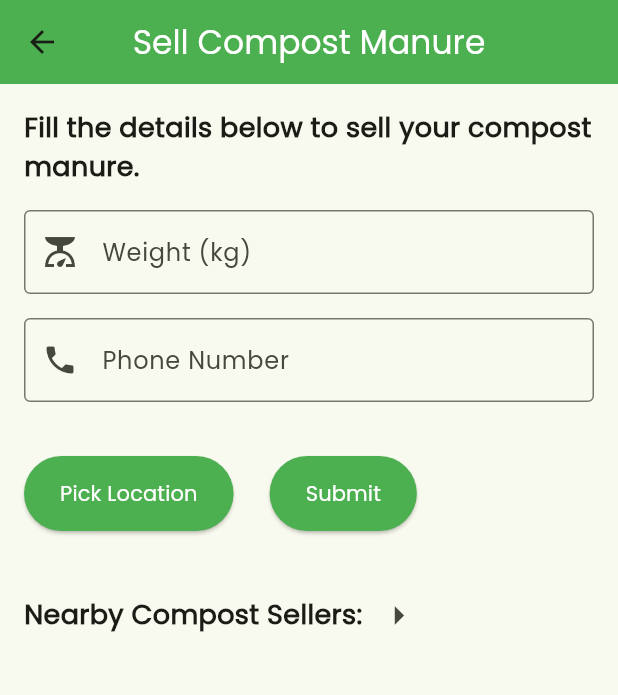
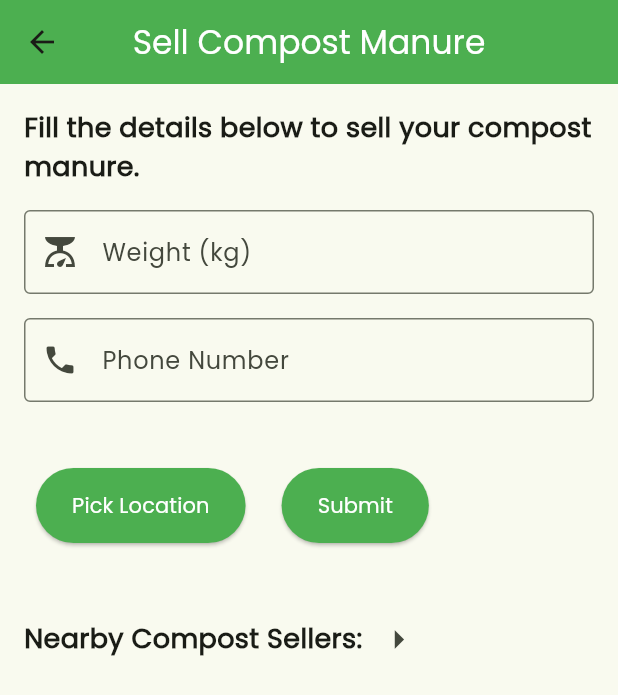
Before and after one commit to dhirajchaurasiya/Waste2Worth, a Flutter app: the BuyerSellerScreen screen opened directly, on a phone screen of 412 x 824 dp. Shown: the top 695 px of the screen. Run offline on Flutter 3.47's test engine with Material 3 defaults, Android fonts, the phone set to English and light mode, and no system bars; our stand-ins replace cloud_firestore, firebase_auth, firebase_core, flutter_map, geolocator, latlong2 and 1 more; accounts and stored records are empty.

Commit message:
adjust padding

```diff
--- a/lib/screens/seller.dart
+++ b/lib/screens/seller.dart
@@ -120,7 +120,9 @@ class _BuyerSellerScreenState extends State<BuyerSellerScreen> {
                 ),
               ),
             SizedBox(height: 20),
-            Row(
+            Padding(
+              padding: const EdgeInsets.all(8.0),
+              child: Row(
                 children: [
                   ElevatedButton(
                     style: ElevatedButton.styleFrom(
@@ -194,7 +196,9 @@ class _BuyerSellerScreenState extends State<BuyerSellerScreen> {
                             )),
                       );
 
-                    FirebaseFirestore.instance.collection('salesdetails').get();
+                      FirebaseFirestore.instance
+                          .collection('salesdetails')
+                          .get();
 
                       //clearing the textfields
                       _weightController.clear();
@@ -206,6 +210,7 @@ class _BuyerSellerScreenState extends State<BuyerSellerScreen> {
                     child: const Text('Submit'),
                   ),
                 ],
+              ),
             ),
 
             const SizedBox(height: 32),
```
Lines whose indentation alone changed are shown as unchanged.
